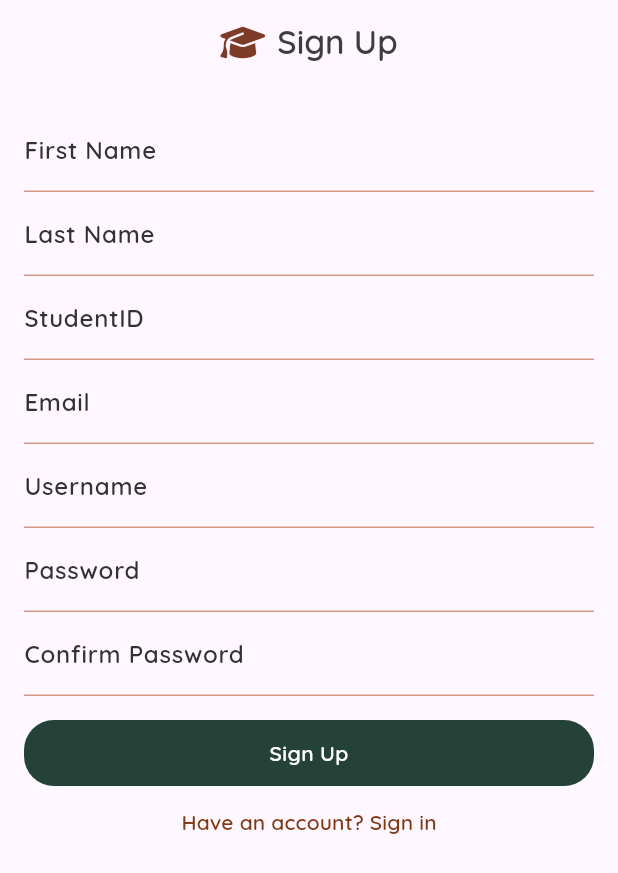
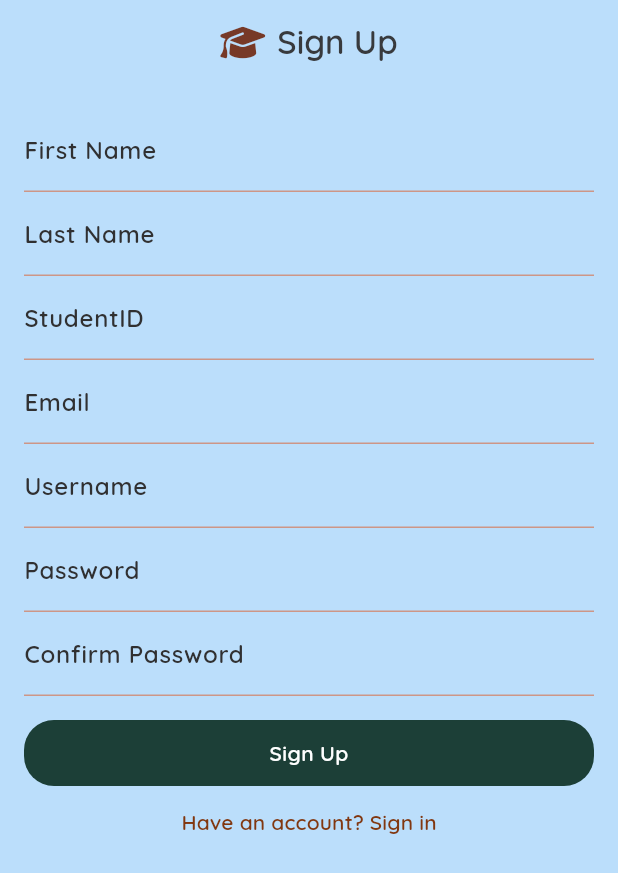
Before and after one commit to kingsley-aaron/MyCampusMarketplace_FrontEnd, a Flutter app: the screen it shows after launch, after a tap on "Create an account", on a phone screen of 412 x 824 dp. Shown: the top 873 px of the screen. Run offline on Flutter 3.47's test engine with Material 3 defaults, Android fonts, the phone set to English and light mode, and no system bars; our stand-ins replace font_awesome_flutter, image_picker; network calls fail.

Commit message:
Reimplemented theme

```diff
--- a/my_campus_marketplace_front_end/lib/Views/myListings.dart
+++ b/my_campus_marketplace_front_end/lib/Views/myListings.dart
@@ -8,7 +8,7 @@ class MyListings extends StatelessWidget {
       appBar: AppBar(
         title: Text(
           'My Listings',
-          style: Theme.of(context).textTheme.headline6,
+          style: Theme.of(context).textTheme.titleLarge,
         ),
       ),
       backgroundColor: Theme.of(context).scaffoldBackgroundColor,
@@ -18,7 +18,7 @@ class MyListings extends StatelessWidget {
           children: [
             Text(
               'This is where your listings will be displayed.',
-              style: Theme.of(context).textTheme.bodyText1,
+              style: Theme.of(context).textTheme.bodyLarge,
             ),
             ElevatedButton(
               onPressed: () {
@@ -35,7 +35,7 @@ class MyListings extends StatelessWidget {
               },
               child: Text(
                 'Go to For Sale Page',
-                style: Theme.of(context).textTheme.bodyText1,
+                style: Theme.of(context).textTheme.bodyLarge,
               ),
             ),
           ],
--- a/my_campus_marketplace_front_end/lib/main.dart
+++ b/my_campus_marketplace_front_end/lib/main.dart
@@ -2,9 +2,10 @@ import 'package:flutter/material.dart';
 import 'package:mycampusmarketplace/Repositories/itemClient.dart';
 import 'package:mycampusmarketplace/Repositories/userClient.dart';
 import 'package:mycampusmarketplace/Views/loginview.dart';
-import 'Views/adminMain.dart';
+import 'package:mycampusmarketplace/Views/adminMain.dart';
 import 'package:mycampusmarketplace/homeview.dart';
 import 'dart:async';
+import 'theme.dart'; // Import your custom theme
 
 void main() {
   runApp(const MyApp());
@@ -20,15 +21,7 @@ class MyApp extends StatelessWidget {
   Widget build(BuildContext context) {
     return MaterialApp(
       title: 'Login/Signup Page',
-      theme: ThemeData(
-        hintColor: Color.fromARGB(219, 240, 193, 178),
-        focusColor: Color.fromARGB(219, 240, 193, 178),
-        inputDecorationTheme: InputDecorationTheme(
-          focusedBorder: UnderlineInputBorder(
-            borderSide: BorderSide(color: Color.fromARGB(219, 240, 193, 178)),
-          ),
-        ),
-      ),
+      theme: AppTheme.themeData, // Use your custom theme here
       home: SplashScreen(),
     );
   }
```
Also changed, not shown: my_campus_marketplace_front_end/pubspec.lock.
